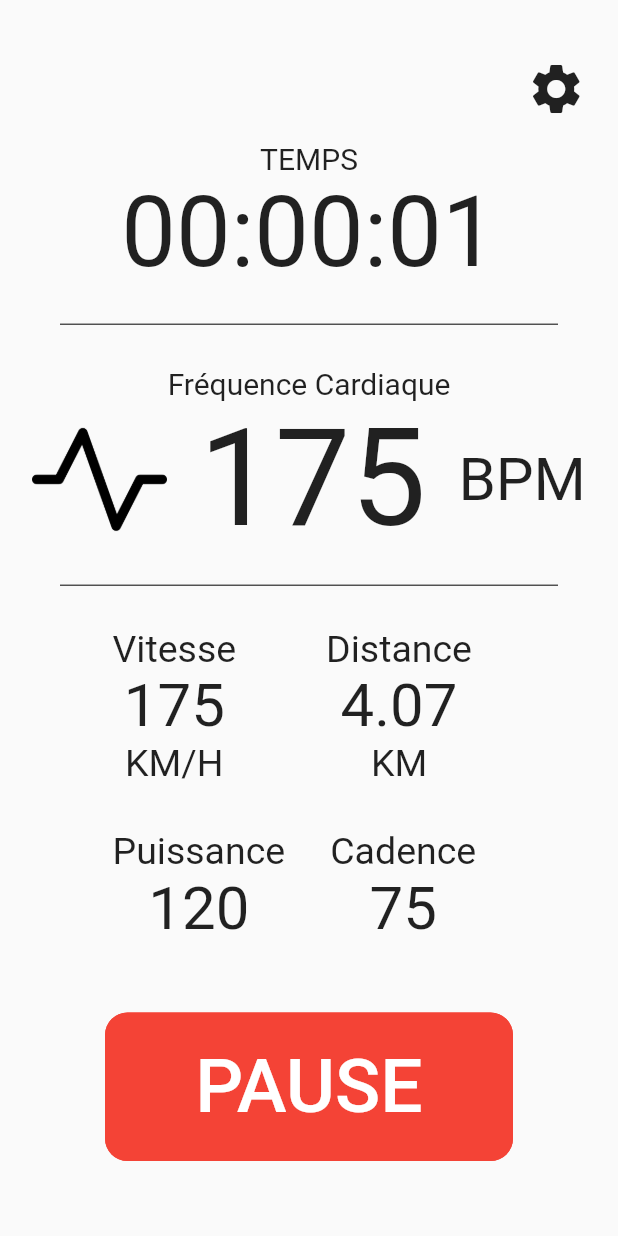
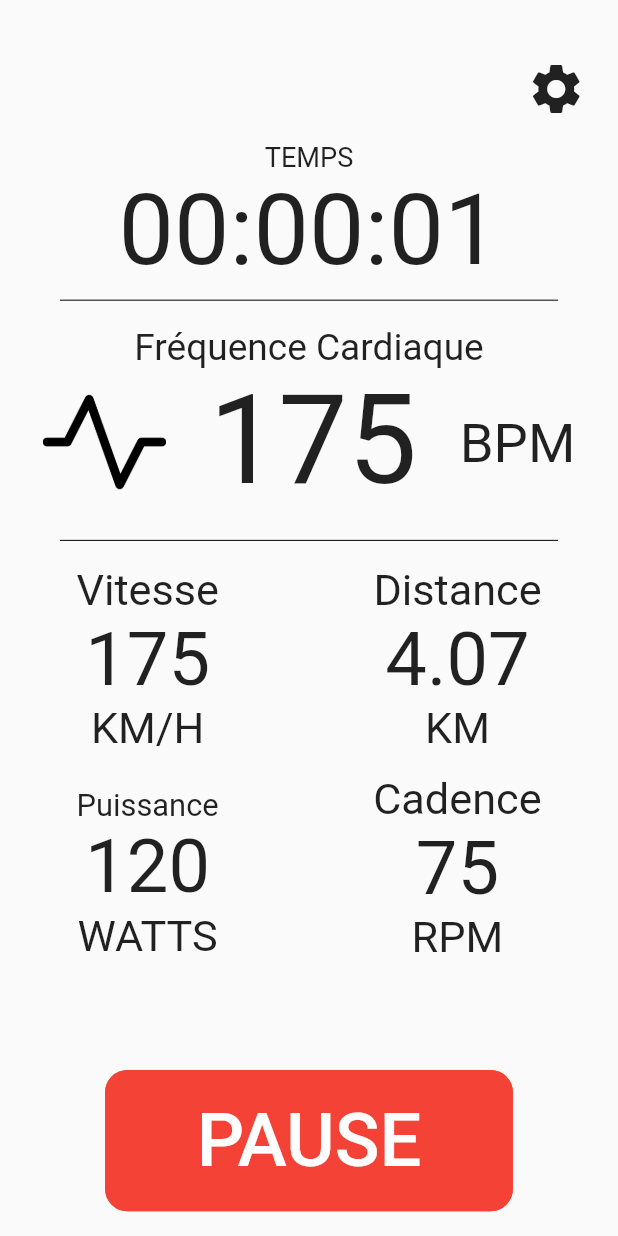
Before and after one commit to Bryan-Curt/BeMoovApp, a Flutter app: the InitSportifMonitoring screen opened by its route, on a phone screen of 412 x 824 dp. Run offline on Flutter 3.47's test engine with Material 2 defaults, Android fonts, the phone set to English and light mode, and no system bars; our stand-ins replace get_it, shared_preferences; missing offline and left inert: responsive_screen; accounts and stored records are empty.

Commit message:
responsive écran sportif

```diff
--- a/000-initial/lib/ui/views/sportif_view.dart
+++ b/000-initial/lib/ui/views/sportif_view.dart
@@ -127,18 +127,18 @@
         ));
 
     Widget stopwatchsection = Container(
-      padding: EdgeInsets.only(top: 0, bottom: 15),
+      //padding: EdgeInsets.only(top: 0, bottom: 0),
       child: Column(
         mainAxisAlignment: MainAxisAlignment.center,
         children: [
           Text("TEMPS",
               style: TextStyle(
-                fontSize: 20.0,
+                fontSize: screenHeight * 0.022,
               )),
           Text(
             "$hoursStr:$minutesStr:$secondsStr",
             style: TextStyle(
-              fontSize: 65.0,
+              fontSize: screenHeight * 0.08,
             ),
           ),
         ],
@@ -146,15 +146,16 @@
     );
 
     Widget pausebutton = Container(
-      padding: EdgeInsets.symmetric(horizontal: 70, vertical: 50),
+      padding: EdgeInsets.symmetric(
+          horizontal: screenWidth * 0.17, vertical: screenHeight * 0.02),
       child: FlatButton(
         color: Colors.red,
         onPressed: () async {},
         child: Text(
           "PAUSE",
-          style: TextStyle(color: Colors.white, fontSize: 50),
+          style: TextStyle(color: Colors.white, fontSize: screenHeight * 0.06),
         ),
-        padding: EdgeInsets.all(20),
+        padding: EdgeInsets.all(screenHeight * 0.022),
         shape: RoundedRectangleBorder(
             side: BorderSide(
                 color: Colors.red, width: 2, style: BorderStyle.solid),
@@ -164,72 +165,79 @@
 
     Widget separator = Divider(
       color: Colors.black,
-      indent: 40,
-      endIndent: 40,
+      indent: screenWidth * 0.097,
+      endIndent: screenWidth * 0.097,
     );
 
     Widget mainData = Container(
-        padding: EdgeInsets.only(top: 20, bottom: 10),
+        padding: EdgeInsets.only(
+            top: screenHeight * 0.011, bottom: screenHeight * 0.011),
         child: Column(children: [
-          Text(mainDataLabel, style: TextStyle(fontSize: 20)),
+          Text(mainDataLabel, style: TextStyle(fontSize: screenHeight * 0.03)),
           Row(mainAxisAlignment: MainAxisAlignment.spaceEvenly, children: [
-            Image.asset("images/" + mainDataImg, height: 90),
-            Text(mainDataValue, style: TextStyle(fontSize: 90)),
-            Text(mainDataUnit, style: TextStyle(fontSize: 40)),
+            Image.asset("images/" + mainDataImg, height: screenHeight * 0.1),
+            Text(mainDataValue, style: TextStyle(fontSize: screenHeight * 0.1)),
+            Text(mainDataUnit,
+                style: TextStyle(fontSize: screenHeight * 0.044)),
           ])
         ]));
 
     Widget tlData = Container(
-        padding: EdgeInsets.only(right: 30, bottom: 15),
+        padding: EdgeInsets.only(
+            right: screenWidth * 0.25, bottom: screenHeight * 0.016),
         child: Column(
           mainAxisAlignment: MainAxisAlignment.center,
           children: [
-            Text(tlDataLabel, style: TextStyle(fontSize: 25)),
-            Text(tlDataValue, style: TextStyle(fontSize: 40)),
-            Text(tlDataUnit, style: TextStyle(fontSize: 25)),
+            Text(tlDataLabel, style: TextStyle(fontSize: screenHeight * 0.035)),
+            Text(tlDataValue, style: TextStyle(fontSize: screenHeight * 0.06)),
+            Text(tlDataUnit, style: TextStyle(fontSize: screenHeight * 0.035)),
           ],
         ));
 
     Widget trData = Container(
-        padding: EdgeInsets.only(left: 30, bottom: 15),
+        padding: EdgeInsets.only(bottom: screenHeight * 0.016),
         child: Column(
           mainAxisAlignment: MainAxisAlignment.center,
           children: [
-            Text(trDataLabel, style: TextStyle(fontSize: 25)),
-            Text(trDataValue, style: TextStyle(fontSize: 40)),
-            Text(trDataUnit, style: TextStyle(fontSize: 25)),
+            Text(trDataLabel, style: TextStyle(fontSize: screenHeight * 0.035)),
+            Text(trDataValue, style: TextStyle(fontSize: screenHeight * 0.06)),
+            Text(trDataUnit, style: TextStyle(fontSize: screenHeight * 0.035)),
           ],
         ));
 
     Widget blData = Container(
-        padding: EdgeInsets.only(right: 15, top: 15),
+        padding: EdgeInsets.only(
+            right: screenWidth * 0.25, top: screenHeight * 0.01),
         child: Column(
           mainAxisAlignment: MainAxisAlignment.center,
           children: [
-            Text(blDataLabel, style: TextStyle(fontSize: 25)),
-            Text(blDataValue, style: TextStyle(fontSize: 40)),
-            Text(blDataUnit, style: TextStyle(fontSize: 25)),
+            Text(blDataLabel, style: TextStyle(fontSize: screenHeight * 0.025)),
+            Text(blDataValue, style: TextStyle(fontSize: screenHeight * 0.06)),
+            Text(blDataUnit, style: TextStyle(fontSize: screenHeight * 0.035)),
           ],
         ));
 
     Widget brData = Container(
-        padding: EdgeInsets.only(left: 15, top: 15),
+        padding: EdgeInsets.only(left: 0),
         child: Column(
           mainAxisAlignment: MainAxisAlignment.center,
           children: [
-            Text(brDataLabel, style: TextStyle(fontSize: 25)),
-            Text(brDataValue, style: TextStyle(fontSize: 40)),
-            Text(brDataUnit, style: TextStyle(fontSize: 25)),
+            Text(brDataLabel, style: TextStyle(fontSize: screenHeight * 0.035)),
+            Text(brDataValue, style: TextStyle(fontSize: screenHeight * 0.06)),
+            Text(brDataUnit, style: TextStyle(fontSize: screenHeight * 0.035)),
           ],
         ));
 
     Widget secondaryData = Container(
-        padding: EdgeInsets.only(left: 75, right: 75, top: 20),
-        child: Column(mainAxisAlignment: MainAxisAlignment.center, children: [
+        padding: EdgeInsets.only(top: screenHeight * 0.01),
+        child: Column(children: [
           Row(
+            mainAxisAlignment: MainAxisAlignment.center,
             children: [tlData, trData],
           ),
-          Row(children: [blData, brData])
+          Row(
+              mainAxisAlignment: MainAxisAlignment.center,
+              children: [blData, brData])
         ]));
 
     Widget tiroir = Container(
```
Also changed, not shown: 000-initial/pubspec.lock, 1 other file.
